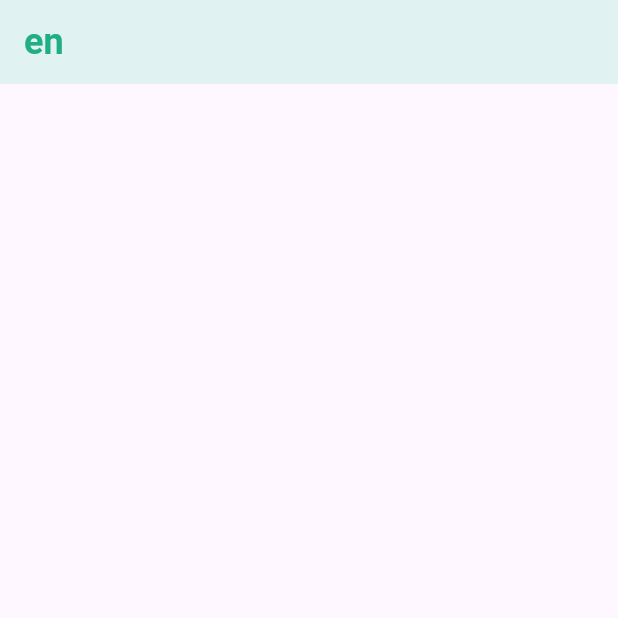
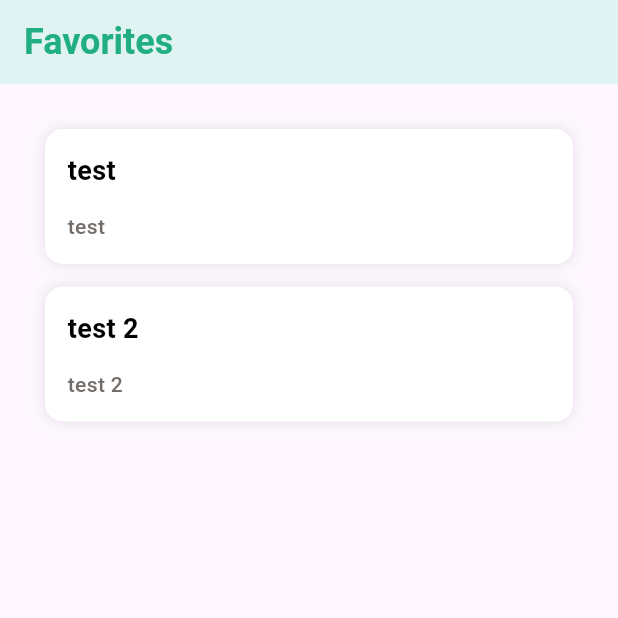
Before and after one commit to MA-AdMoApp-EthiScan/frontend, a Flutter app: the FavoritesPage screen opened directly, on a phone screen of 412 x 824 dp, the top half of it. Run offline on Flutter 3.47's test engine with Material 3 defaults, Android fonts, the phone set to English and light mode, and no system bars; our stand-ins replace auto_size_text, bloc, flutter_bloc, flutter_dotenv, flutter_i18n, flutter_svg and 5 more; accounts and stored records are empty; Roboto replaces fonts that are missing (Montserrat).

Commit message:
Add navigation for favorites

```diff
--- a/assets/locales/en.yaml
+++ b/assets/locales/en.yaml
@@ -5,6 +5,12 @@ app:
   unknownVersion: 'Unknown Version'
   reloading: 'Reloading'
   disconnected: 'Disconnected'
+  data:
+    empty: 'No data available'
+    error:
+      title: 'Error'
+      message: 'An error occurred while fetching data'
+
 favorites:
   title: 'Favorites'
   error-title: 'Error'
--- /dev/null
+++ b/lib/app/favorite_bloc/favorite_event.dart
@@ -0,0 +1,6 @@
+part of 'favorite_bloc.dart';
+
+@freezed
+abstract class FavoriteEvent with _$FavoriteEvent {
+  const factory FavoriteEvent.load() = _FavoriteLoad;
+}
--- a/lib/app/favorites_bloc/favorites_bloc.dart
+++ b/lib/app/favorites_bloc/favorites_bloc.dart
@@ -8,21 +8,16 @@ part 'favorites_state.dart';
 
 @injectable
 class FavoritesBloc extends Bloc<FavoritesEvent, FavoritesState> {
-  FavoritesBloc() : super(FavoritesState.initial());
+  FavoritesBloc() : super(FavoritesState.initial()) {
 
-  @override
-  Stream<FavoritesState> mapEventToState(
-    FavoritesEvent event,
-  ) async* {
-    yield* event.map(
-      load: (e) async* {
-        yield const FavoritesState.loading();
-        // final failureOrSurveys = await _surveysRepository.getFavorites();
-        // yield failureOrSurveys.fold(
-        //   (failure) => FavoritesState.error(),
-        //   (surveys) => FavoritesState.loaded(surveys: surveys),
-        // );
-      },
-    );
+    on<FavoritesEvent>((event, emit) async {
+      await event.when(
+        load: () async {
+          emit(const FavoritesState.loading());
+          await Future.delayed(const Duration(seconds: 3));
+          emit(const FavoritesState.loaded(favorites: ['Favorite 1', 'Favorite 2']));
+        },
+      );
+    });
   }
 }
--- a/lib/presentation/favorites/favorites.dart
+++ b/lib/presentation/favorites/favorites.dart
@@ -1,5 +1,6 @@
 import 'package:ethiscan/app/favorites_bloc/favorites_bloc.dart';
 import 'package:ethiscan/injection.dart';
+import 'package:ethiscan/presentation/core/custom_loading.dart';
 import 'package:ethiscan/presentation/core/custom_texts.dart';
 import 'package:ethiscan/presentation/core/list_view_layout_body.dart';
 import 'package:ethiscan/presentation/favorites/widgets/favorites_card.dart';
@@ -25,6 +26,15 @@ class FavoritesPage extends StatefulWidget {
 }
 
 class _FavoritesPage extends State<FavoritesPage> {
+  late FavoritesBloc _favoritesBloc;
+
+  @override
+  void initState() {
+    _favoritesBloc = getIt();
+    _favoritesBloc.add(const FavoritesEvent.load());
+    super.initState();
+  }
+
   @override
   Widget build(BuildContext context) {
     return BlocProvider<FavoritesBloc>(
@@ -50,7 +60,7 @@ class _FavoritesPage extends State<FavoritesPage> {
         backgroundColor: UIColors.lightScaffoldBackgroundColor,
         title: Text(I18nUtils.translate(
           context,
-          "favorites_bloc.title",
+          "favorites.title",
         )),
         titleTextStyle: const TextStyle(
             color: UIColors.lightPrimaryColor,
@@ -62,7 +72,7 @@ class _FavoritesPage extends State<FavoritesPage> {
         children: [
           const SizedBox(height: 15),
           Padding(
-            padding: const EdgeInsets.symmetric(horizontal: 15),
+            padding: const EdgeInsets.symmetric(horizontal: 0),
             child: Column(
               children: _getFavoritesCards(favorites, loading, error),
             ),
@@ -73,6 +83,7 @@ class _FavoritesPage extends State<FavoritesPage> {
   }
 
   List<Widget> _getFavoritesCards(List<String> favorites, bool loading, bool error) {
+    // loading = true;
     if(error) {
       return [
         CustomH3(I18nUtils.translate(context, "favorites.error-title")),
@@ -80,10 +91,20 @@ class _FavoritesPage extends State<FavoritesPage> {
       ];
     } else if(loading) {
       return [
-        const FavoriteCard(loading: true),
+        const Padding(
+          padding: const EdgeInsets.symmetric(horizontal: 15, vertical: 15),
+          child: const CustomCircularLoading(),
+        ),
       ];
     } else {
-      return favorites.map((favorite) => FavoriteCard(favorite: favorite)).toList();
+      favorites = favorites.isEmpty ? ["test", "test 2"] : favorites;
+      List<Widget> widgets = [];
+      List<Widget> f = favorites.map((favorite) => FavoriteCard(favorite: favorite)).toList();
+      for (int i = 0; i < f.length; i++) {
+          widgets.add(const SizedBox(height: 15));
+          widgets.add(f[i]);
+      }
+      return widgets;
     }
   }
 }
--- a/lib/presentation/widget_core/my_card.dart
+++ b/lib/presentation/widget_core/my_card.dart
@@ -1,3 +1,4 @@
+import 'package:ethiscan/utils/navigation_util.dart';
 import 'package:ethiscan/utils/ui_colors.dart';
 import 'package:flutter/cupertino.dart';
 import 'package:flutter/material.dart';
@@ -42,9 +43,9 @@ abstract class MyCard extends StatelessWidget {
         onTap: () {
           if (canNavigate()) {
             if (swapNavigation) {
-              //todo NavigationUtils.swap(context, page());
+              NavigationUtils.swap(context, page());
             } else {
-              //todo NavigationUtils.push(context, page());
+              NavigationUtils.push(context, page());
             }
           }
         },
```
Also changed, not shown: lib/app/favorite_bloc/favorite_bloc.dart (added, +26 -0 lines), lib/app/favorite_bloc/favorite_state.dart (added, +14 -0 lines), lib/presentation/favorites/favorite.dart (added, +80 -0 lines), lib/presentation/favorites/widgets/favorites_card.dart (+6 -26 lines), lib/utils/navigation_util.dart (added, +60 -0 lines), lib/app/favorite_bloc/favorite_bloc.freezed.dart (added), lib/injection.config.dart.
